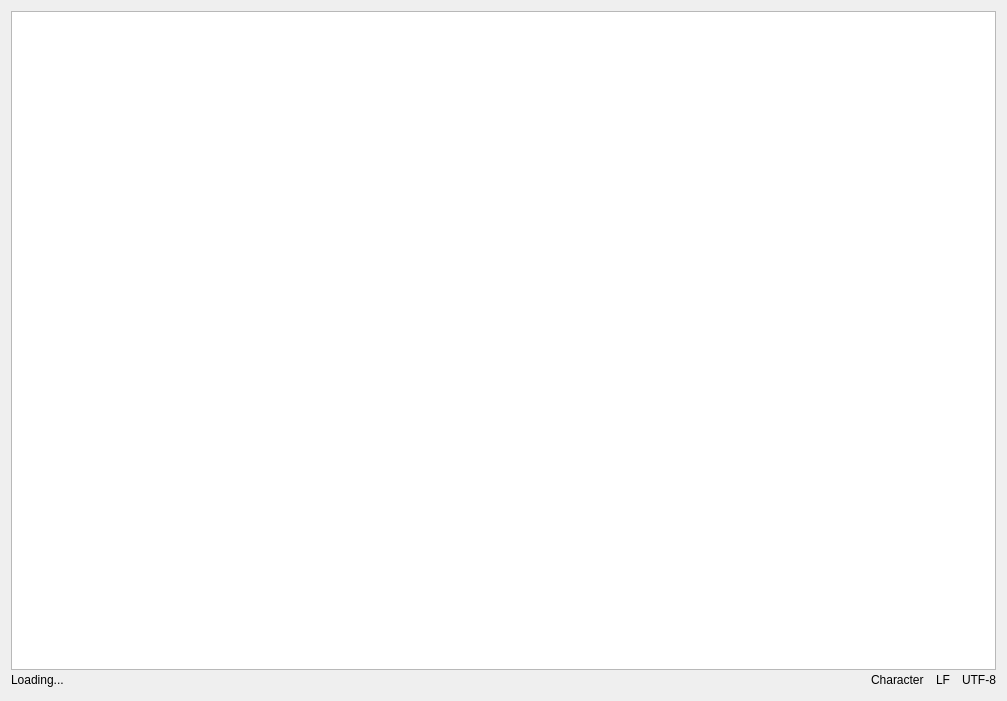
Qt form ui/PlainTextEditor.ui (saturneric/GpgFrontend) before a commit.
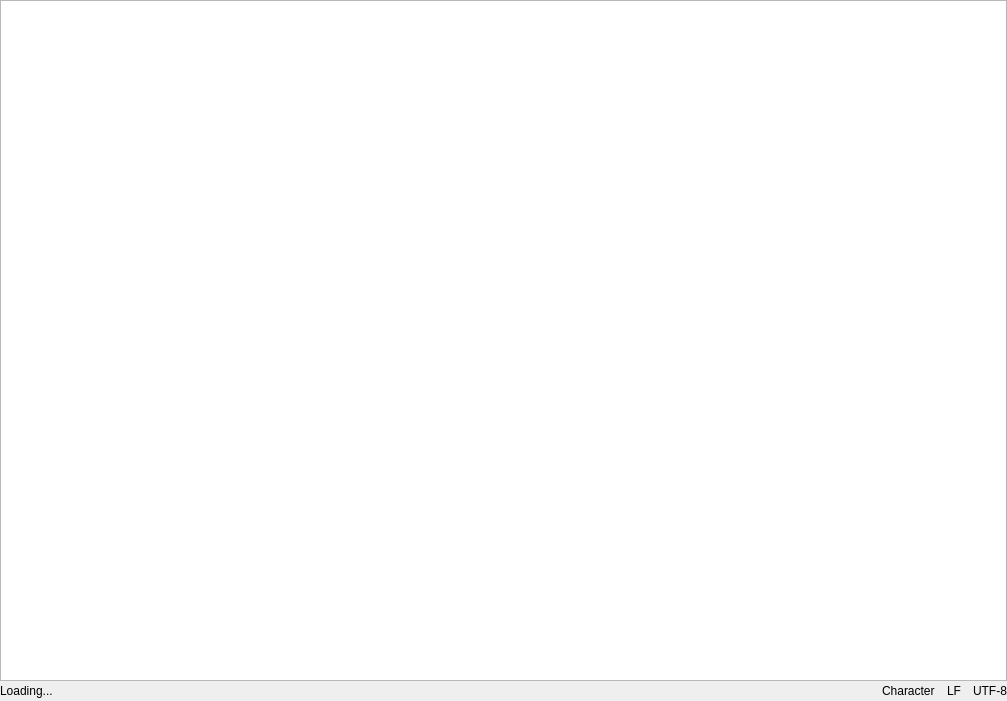
The same form after that commit.

Commit message:
<fix>(ui): Optimize UI interface
1. Reduce the distance between the editor and the surrounding.

What changed in the file:
```diff
--- a/ui/PlainTextEditor.ui
+++ b/ui/PlainTextEditor.ui
@@ -14,6 +14,18 @@
    <string>Form</string>
   </property>
   <layout class="QGridLayout" name="gridLayout">
+   <property name="leftMargin">
+    <number>0</number>
+   </property>
+   <property name="topMargin">
+    <number>0</number>
+   </property>
+   <property name="rightMargin">
+    <number>0</number>
+   </property>
+   <property name="bottomMargin">
+    <number>0</number>
+   </property>
    <item row="0" column="0">
     <layout class="QVBoxLayout" name="verticalLayout">
      <property name="spacing">
```
